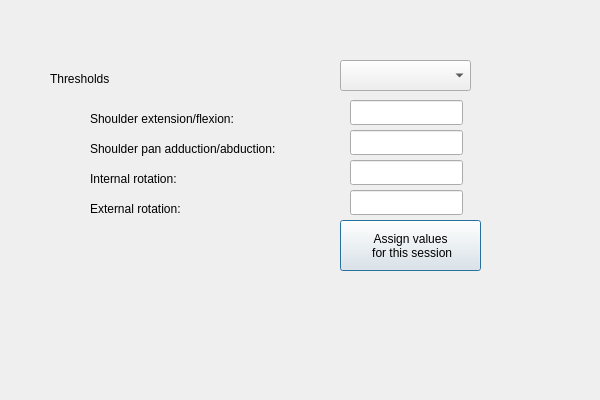
The window that ui/threshold_selection_window.ui (frdedynamics/Appihr_project_helse_frde) describes before a commit, drawn with Qt 5.
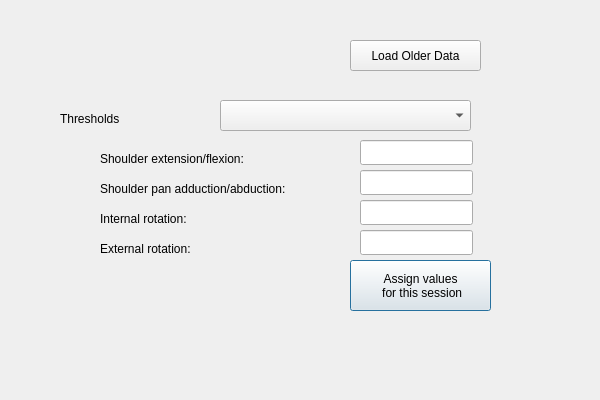
The same window after the commit.

Commit message: reading writing previous data for the selected patient done

```diff
--- a/ui/threshold_selection_window.ui
+++ b/ui/threshold_selection_window.ui
@@ -16,9 +16,9 @@
   <widget class="QComboBox" name="comboBox">
    <property name="geometry">
     <rect>
-     <x>340</x>
-     <y>60</y>
-     <width>131</width>
+     <x>220</x>
+     <y>100</y>
+     <width>251</width>
      <height>31</height>
     </rect>
    </property>
@@ -32,8 +32,8 @@
   <widget class="QLineEdit" name="lineEdit_extern_rot">
    <property name="geometry">
     <rect>
-     <x>350</x>
-     <y>190</y>
+     <x>360</x>
+     <y>230</y>
      <width>113</width>
      <height>25</height>
     </rect>
@@ -42,8 +42,8 @@
   <widget class="QPushButton" name="pushButton">
    <property name="geometry">
     <rect>
-     <x>340</x>
-     <y>220</y>
+     <x>350</x>
+     <y>260</y>
      <width>141</width>
      <height>51</height>
     </rect>
@@ -56,8 +56,8 @@
   <widget class="QLabel" name="label">
    <property name="geometry">
     <rect>
-     <x>50</x>
-     <y>70</y>
+     <x>60</x>
+     <y>110</y>
      <width>91</width>
      <height>17</height>
     </rect>
@@ -69,8 +69,8 @@
   <widget class="QLabel" name="label_3">
    <property name="geometry">
     <rect>
-     <x>90</x>
-     <y>140</y>
+     <x>100</x>
+     <y>180</y>
      <width>261</width>
      <height>17</height>
     </rect>
@@ -82,8 +82,8 @@
   <widget class="QLabel" name="label_4">
    <property name="geometry">
     <rect>
-     <x>90</x>
-     <y>170</y>
+     <x>100</x>
+     <y>210</y>
      <width>261</width>
      <height>17</height>
     </rect>
@@ -95,8 +95,8 @@
   <widget class="QLineEdit" name="lineEdit_shoulder_ext_flex">
    <property name="geometry">
     <rect>
-     <x>350</x>
-     <y>100</y>
+     <x>360</x>
+     <y>140</y>
      <width>113</width>
      <height>25</height>
     </rect>
@@ -105,8 +105,8 @@
   <widget class="QLineEdit" name="lineEdit_shoulder_abd_add">
    <property name="geometry">
     <rect>
-     <x>350</x>
-     <y>130</y>
+     <x>360</x>
+     <y>170</y>
      <width>113</width>
      <height>25</height>
     </rect>
@@ -115,8 +115,8 @@
   <widget class="QLineEdit" name="lineEdit_intern_rot">
    <property name="geometry">
     <rect>
-     <x>350</x>
-     <y>160</y>
+     <x>360</x>
+     <y>200</y>
      <width>113</width>
      <height>25</height>
     </rect>
@@ -125,8 +125,8 @@
   <widget class="QLabel" name="label_2">
    <property name="geometry">
     <rect>
-     <x>90</x>
-     <y>110</y>
+     <x>100</x>
+     <y>150</y>
      <width>211</width>
      <height>17</height>
     </rect>
@@ -138,8 +138,8 @@
   <widget class="QLabel" name="label_5">
    <property name="geometry">
     <rect>
-     <x>90</x>
-     <y>200</y>
+     <x>100</x>
+     <y>240</y>
      <width>261</width>
      <height>17</height>
     </rect>
@@ -148,6 +148,19 @@
     <string>External rotation:</string>
    </property>
   </widget>
+  <widget class="QPushButton" name="button_load_older_data">
+   <property name="geometry">
+    <rect>
+     <x>350</x>
+     <y>40</y>
+     <width>131</width>
+     <height>31</height>
+    </rect>
+   </property>
+   <property name="text">
+    <string>Load Older Data</string>
+   </property>
+  </widget>
  </widget>
  <resources/>
  <connections/>
```
Left out of the diff: 4 changed lines with no effect on the pictures. The commit also changes 8 other files.
